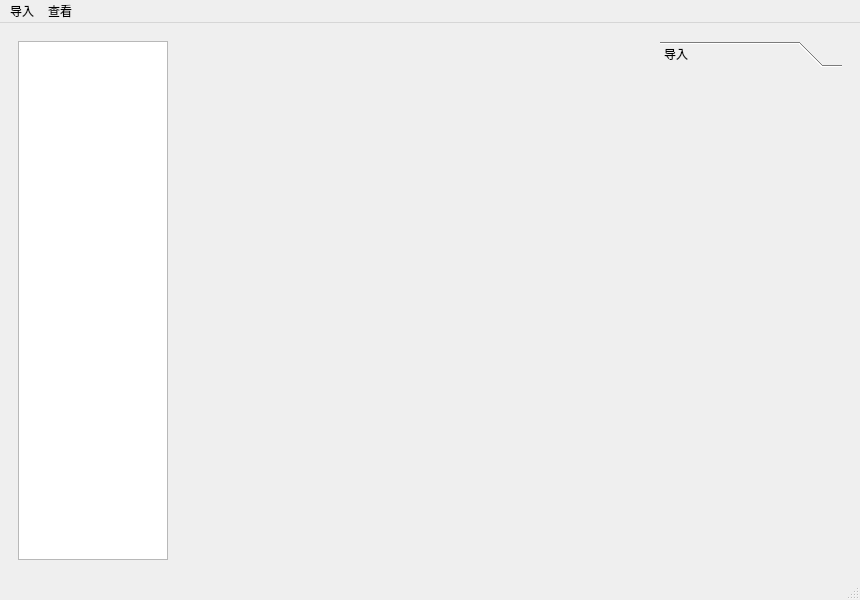
First picture: the form in Ui_MainWindow.ui, repository Charliechen114514/Smart_UltraSound_Detection, before the edit.
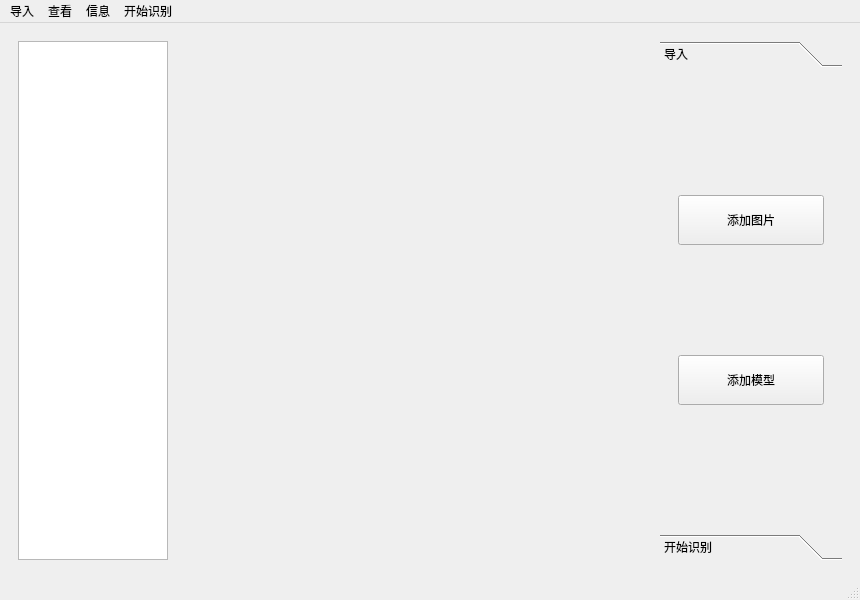
Second picture: the form after the edit. The open tabs and pages were chosen to show the change.

Commit message: commit Load model and recognize parts

What changed in the file:
```diff
--- a/Ui_MainWindow.ui
+++ b/Ui_MainWindow.ui
@@ -94,12 +94,74 @@
             <x>0</x>
             <y>0</y>
             <width>182</width>
-            <height>491</height>
+            <height>461</height>
            </rect>
           </property>
           <attribute name="label">
            <string>导入</string>
           </attribute>
+          <layout class="QHBoxLayout" name="horizontalLayout_4">
+           <item>
+            <widget class="QWidget" name="widget" native="true">
+             <layout class="QVBoxLayout" name="verticalLayout">
+              <item>
+               <widget class="QPushButton" name="btn_load_pictures">
+                <property name="minimumSize">
+                 <size>
+                  <width>0</width>
+                  <height>50</height>
+                 </size>
+                </property>
+                <property name="text">
+                 <string>添加图片</string>
+                </property>
+               </widget>
+              </item>
+              <item>
+               <widget class="QPushButton" name="btn_load_models">
+                <property name="minimumSize">
+                 <size>
+                  <width>0</width>
+                  <height>50</height>
+                 </size>
+                </property>
+                <property name="text">
+                 <string>添加模型</string>
+                </property>
+               </widget>
+              </item>
+             </layout>
+            </widget>
+           </item>
+          </layout>
+         </widget>
+         <widget class="QWidget" name="recognize_page">
+          <property name="geometry">
+           <rect>
+            <x>0</x>
+            <y>0</y>
+            <width>182</width>
+            <height>461</height>
+           </rect>
+          </property>
+          <attribute name="label">
+           <string>开始识别</string>
+          </attribute>
+          <layout class="QVBoxLayout" name="verticalLayout_2">
+           <item>
+            <widget class="QPushButton" name="btn_start_recognize">
+             <property name="minimumSize">
+              <size>
+               <width>0</width>
+               <height>50</height>
+              </size>
+             </property>
+             <property name="text">
+              <string>开始识别</string>
+             </property>
+            </widget>
+           </item>
+          </layout>
          </widget>
         </widget>
        </item>
@@ -129,8 +191,22 @@
      <string>查看</string>
     </property>
    </widget>
+   <widget class="QMenu" name="menu_3">
+    <property name="title">
+     <string>信息</string>
+    </property>
+    <addaction name="action_showInfo"/>
+   </widget>
+   <widget class="QMenu" name="menu_4">
+    <property name="title">
+     <string>开始识别</string>
+    </property>
+    <addaction name="action_recognize_depatch"/>
+   </widget>
    <addaction name="menu"/>
    <addaction name="menu_2"/>
+   <addaction name="menu_3"/>
+   <addaction name="menu_4"/>
   </widget>
   <widget class="QStatusBar" name="statusbar"/>
   <action name="action_select_model">
```
Left out of the diff: 12 changed lines with no effect on the pictures. The commit also changes 30 other files.
